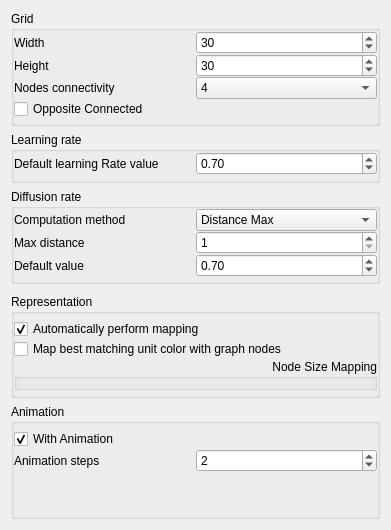
Tulip-Dev/tulip, file plugins/view/SOMView/SOMPropertiesWidget.ui: the form before one commit.
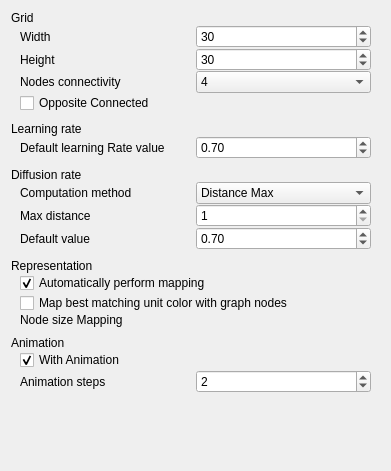
The form after the commit.

Commit message: more QGroupBox replacement in plugins ui

The edit to the form file:
```diff
--- a/plugins/view/SOMView/SOMPropertiesWidget.ui
+++ b/plugins/view/SOMView/SOMPropertiesWidget.ui
@@ -7,31 +7,47 @@
     <x>0</x>
     <y>0</y>
     <width>391</width>
-    <height>530</height>
+    <height>471</height>
    </rect>
   </property>
   <property name="windowTitle">
    <string>Form</string>
   </property>
   <layout class="QVBoxLayout" name="verticalLayout_2">
+   <property name="spacing">
+    <number>0</number>
+   </property>
    <item>
-    <widget class="QGroupBox" name="GridRepresentationGrouBox">
-     <property name="sizePolicy">
-      <sizepolicy hsizetype="Expanding" vsizetype="Expanding">
-       <horstretch>0</horstretch>
-       <verstretch>0</verstretch>
-      </sizepolicy>
-     </property>
-     <property name="title">
+    <widget class="QLabel" name="label_9">
+     <property name="text">
       <string>Grid</string>
      </property>
+    </widget>
+   </item>
+   <item>
+    <widget class="QFrame" name="GridRepresentationGrouBox">
+     <property name="sizePolicy">
+      <sizepolicy hsizetype="Preferred" vsizetype="Preferred">
+       <horstretch>0</horstretch>
+       <verstretch>0</verstretch>
+      </sizepolicy>
+     </property>
      <layout class="QVBoxLayout" name="verticalLayout">
       <property name="spacing">
        <number>0</number>
       </property>
-      <property name="margin">
+      <property name="leftMargin">
+       <number>9</number>
+      </property>
+      <property name="topMargin">
        <number>0</number>
       </property>
+      <property name="rightMargin">
+       <number>9</number>
+      </property>
+      <property name="bottomMargin">
+       <number>9</number>
+      </property>
       <item>
        <layout class="QHBoxLayout" name="horizontalLayout_2">
         <item>
@@ -117,40 +133,40 @@
         </property>
        </widget>
       </item>
-      <item>
-       <spacer name="verticalSpacer">
-        <property name="orientation">
-         <enum>Qt::Vertical</enum>
-        </property>
-        <property name="sizeHint" stdset="0">
-         <size>
-          <width>20</width>
-          <height>40</height>
-         </size>
-        </property>
-       </spacer>
-      </item>
      </layout>
     </widget>
    </item>
    <item>
-    <widget class="QGroupBox" name="learningRatePropertiesGroupBox">
-     <property name="sizePolicy">
-      <sizepolicy hsizetype="Expanding" vsizetype="Expanding">
-       <horstretch>0</horstretch>
-       <verstretch>0</verstretch>
-      </sizepolicy>
-     </property>
-     <property name="title">
+    <widget class="QLabel" name="label_10">
+     <property name="text">
       <string>Learning rate</string>
      </property>
+    </widget>
+   </item>
+   <item>
+    <widget class="QFrame" name="learningRatePropertiesFrame">
+     <property name="sizePolicy">
+      <sizepolicy hsizetype="Preferred" vsizetype="Preferred">
+       <horstretch>0</horstretch>
+       <verstretch>0</verstretch>
+      </sizepolicy>
+     </property>
      <layout class="QVBoxLayout" name="verticalLayout_3">
       <property name="spacing">
        <number>0</number>
       </property>
-      <property name="margin">
+      <property name="leftMargin">
+       <number>9</number>
+      </property>
+      <property name="topMargin">
        <number>0</number>
       </property>
+      <property name="rightMargin">
+       <number>9</number>
+      </property>
+      <property name="bottomMargin">
+       <number>9</number>
+      </property>
       <item>
        <layout class="QHBoxLayout" name="horizontalLayout_4">
         <item>
@@ -175,40 +191,40 @@
         </item>
        </layout>
       </item>
-      <item>
-       <spacer name="verticalSpacer_2">
-        <property name="orientation">
-         <enum>Qt::Vertical</enum>
-        </property>
-        <property name="sizeHint" stdset="0">
-         <size>
-          <width>20</width>
-          <height>40</height>
-         </size>
-        </property>
-       </spacer>
-      </item>
      </layout>
     </widget>
    </item>
    <item>
-    <widget class="QGroupBox" name="diffusionRatePropertiesGroupBox">
-     <property name="sizePolicy">
-      <sizepolicy hsizetype="Expanding" vsizetype="Expanding">
-       <horstretch>0</horstretch>
-       <verstretch>0</verstretch>
-      </sizepolicy>
-     </property>
-     <property name="title">
+    <widget class="QLabel" name="label_11">
+     <property name="text">
       <string>Diffusion rate</string>
      </property>
+    </widget>
+   </item>
+   <item>
+    <widget class="QFrame" name="diffusionRatePropertiesFrame">
+     <property name="sizePolicy">
+      <sizepolicy hsizetype="Preferred" vsizetype="Preferred">
+       <horstretch>0</horstretch>
+       <verstretch>0</verstretch>
+      </sizepolicy>
+     </property>
      <layout class="QVBoxLayout" name="verticalLayout_4">
       <property name="spacing">
        <number>0</number>
       </property>
-      <property name="margin">
+      <property name="leftMargin">
+       <number>9</number>
+      </property>
+      <property name="topMargin">
        <number>0</number>
       </property>
+      <property name="rightMargin">
+       <number>9</number>
+      </property>
+      <property name="bottomMargin">
+       <number>9</number>
+      </property>
       <item>
        <layout class="QHBoxLayout" name="horizontalLayout_5">
         <item>
@@ -276,61 +292,36 @@
         </item>
        </layout>
       </item>
-      <item>
-       <spacer name="verticalSpacer_6">
-        <property name="orientation">
-         <enum>Qt::Vertical</enum>
-        </property>
-        <property name="sizeHint" stdset="0">
-         <size>
-          <width>20</width>
-          <height>40</height>
-         </size>
-        </property>
-       </spacer>
-      </item>
      </layout>
     </widget>
    </item>
    <item>
-    <spacer name="verticalSpacer_3">
-     <property name="orientation">
-      <enum>Qt::Vertical</enum>
-     </property>
-     <property name="sizeHint" stdset="0">
-      <size>
-       <width>20</width>
-       <height>40</height>
-      </size>
-     </property>
-    </spacer>
-   </item>
-   <item>
-    <widget class="QGroupBox" name="representationGroupBox">
-     <property name="sizePolicy">
-      <sizepolicy hsizetype="Preferred" vsizetype="Expanding">
-       <horstretch>0</horstretch>
-       <verstretch>0</verstretch>
-      </sizepolicy>
-     </property>
-     <property name="title">
+    <widget class="QLabel" name="label_12">
+     <property name="text">
       <string>Representation</string>
      </property>
+    </widget>
+   </item>
+   <item>
+    <widget class="QFrame" name="representationFrame">
+     <property name="sizePolicy">
+      <sizepolicy hsizetype="Preferred" vsizetype="Preferred">
+       <horstretch>0</horstretch>
+       <verstretch>0</verstretch>
+      </sizepolicy>
+     </property>
      <layout class="QVBoxLayout" name="verticalLayout_5">
       <property name="spacing">
        <number>0</number>
       </property>
-      <property name="leftMargin">
-       <number>0</number>
-      </property>
       <property name="topMargin">
-       <number>5</number>
+       <number>0</number>
       </property>
       <property name="rightMargin">
        <number>0</number>
       </property>
       <property name="bottomMargin">
-       <number>0</number>
+       <number>9</number>
       </property>
       <item>
        <widget class="QCheckBox" name="autoMappingCheckBox">
@@ -353,48 +344,36 @@
        </widget>
       </item>
       <item>
-       <widget class="QGroupBox" name="nodeSizeMappingGroupBox">
-        <property name="title">
-         <string>Node Size Mapping</string>
-        </property>
-        <property name="alignment">
-         <set>Qt::AlignRight|Qt::AlignTop|Qt::AlignTrailing</set>
+       <widget class="QLabel" name="label_14">
+        <property name="text">
+         <string>Node size Mapping</string>
         </property>
        </widget>
       </item>
       <item>
-       <spacer name="verticalSpacer_4">
-        <property name="orientation">
-         <enum>Qt::Vertical</enum>
-        </property>
-        <property name="sizeHint" stdset="0">
-         <size>
-          <width>20</width>
-          <height>40</height>
-         </size>
-        </property>
-       </spacer>
+       <widget class="QFrame" name="nodeSizeMappingFrame"/>
       </item>
      </layout>
     </widget>
    </item>
    <item>
-    <widget class="QGroupBox" name="animationGroupBox">
-     <property name="title">
+    <widget class="QLabel" name="label_13">
+     <property name="text">
       <string>Animation</string>
      </property>
+    </widget>
+   </item>
+   <item>
+    <widget class="QFrame" name="animationFrame">
      <layout class="QVBoxLayout" name="verticalLayout_6">
       <property name="spacing">
        <number>0</number>
       </property>
-      <property name="leftMargin">
-       <number>0</number>
-      </property>
       <property name="topMargin">
-       <number>5</number>
+       <number>0</number>
       </property>
       <property name="rightMargin">
-       <number>0</number>
+       <number>9</number>
       </property>
       <property name="bottomMargin">
        <number>0</number>
@@ -430,35 +409,22 @@
         </item>
        </layout>
       </item>
-      <item>
-       <spacer name="verticalSpacer_8">
-        <property name="orientation">
-         <enum>Qt::Vertical</enum>
-        </property>
-        <property name="sizeHint" stdset="0">
-         <size>
-          <width>20</width>
-          <height>40</height>
-         </size>
-        </property>
-       </spacer>
-      </item>
-      <item>
-       <spacer name="verticalSpacer_5">
-        <property name="orientation">
-         <enum>Qt::Vertical</enum>
-        </property>
-        <property name="sizeHint" stdset="0">
-         <size>
-          <width>20</width>
-          <height>40</height>
-         </size>
-        </property>
-       </spacer>
-      </item>
      </layout>
     </widget>
    </item>
+   <item>
+    <spacer name="verticalSpacer_5">
+     <property name="orientation">
+      <enum>Qt::Vertical</enum>
+     </property>
+     <property name="sizeHint" stdset="0">
+      <size>
+       <width>20</width>
+       <height>40</height>
+      </size>
+     </property>
+    </spacer>
+   </item>
   </layout>
  </widget>
  <resources/>
```
Left out of the diff: 19 changed lines with no effect on the pictures. The commit also changes 10 other files.
